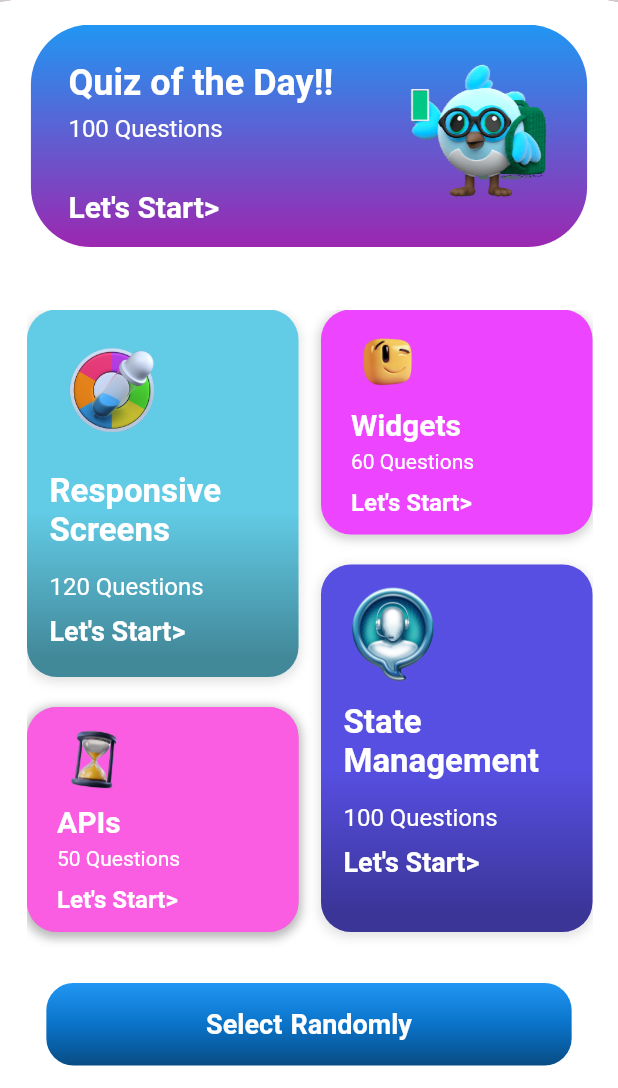
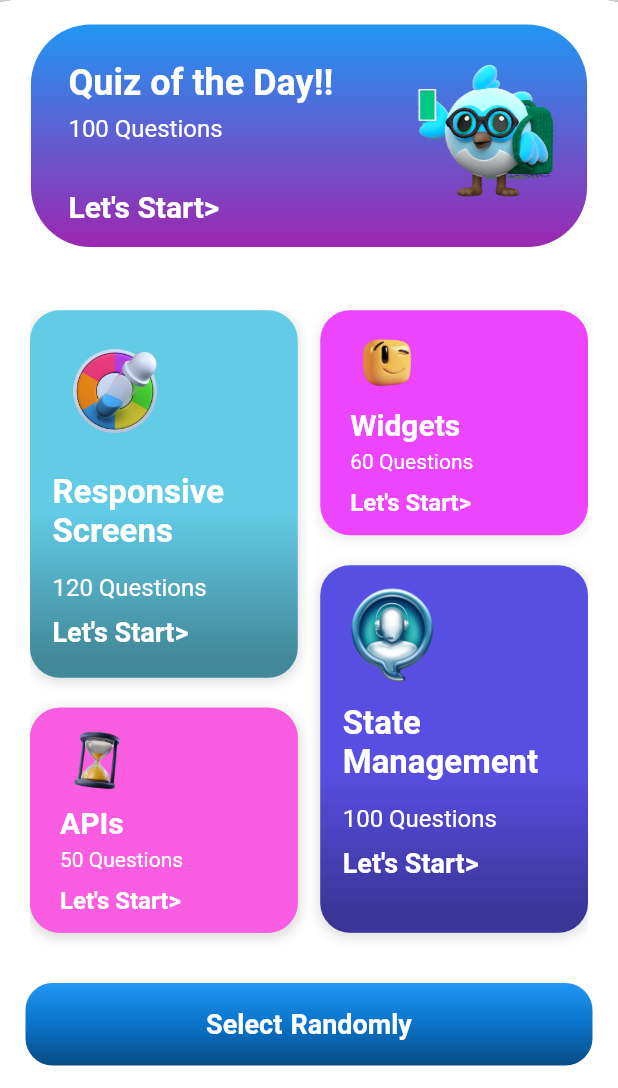
Before and after one commit to iluv27/flutter_trivia, a Flutter app: the QuizHomeScreen screen opened directly, on a phone screen of 412 x 824 dp, the part 148-1236 px from its top. Run offline on Flutter 3.47's test engine with Material 2 defaults, Android fonts, the light colour scheme and no system bars; drawn by our look-alikes of flutter_layout_grid; our stand-ins replace animated_text_kit.

Commit message:
New Commit

```diff
--- a/lib/home/first_screen.dart
+++ b/lib/home/first_screen.dart
@@ -25,12 +25,13 @@ class _QuizHomeScreenState extends State<QuizHomeScreen> {
           gradientEnd: Colors.purple,
         ),
         backgroundColor: Colors.white,
-        body: Padding(
-          padding: const EdgeInsets.symmetric(vertical: 15.0, horizontal: 8),
-          child: Stack(
+        body: Stack(
           children: [
             //THE TOP CARD
-              Align(
+            Padding(
+              padding:
+                  const EdgeInsets.symmetric(vertical: 15.0, horizontal: 8),
+              child: Align(
                 alignment: Alignment.topCenter,
                 child: Container(
                   width: MediaQuery.of(context).size.width * 0.9,
@@ -82,7 +83,7 @@ class _QuizHomeScreenState extends State<QuizHomeScreen> {
                         ),
                         Positioned(
                           bottom: 20,
-                          left: 160,
+                          left: MediaQuery.of(context).size.width * 0.4,
                           child: Image.asset(
                             'images/dash1.png',
                             scale: 3,
@@ -93,18 +94,25 @@ class _QuizHomeScreenState extends State<QuizHomeScreen> {
                   ),
                 ),
               ),
+            ),
             Positioned(
               height: MediaQuery.of(context).size.height * 0.52,
               width: MediaQuery.of(context).size.width,
-                top: 190,
+              bottom: 90,
               child: const Padding(
-                  padding: EdgeInsets.only(left: 10.0, right: 25),
+                padding: EdgeInsets.only(left: 20.0, right: 20),
                 child: PietPainting(),
               ),
             ),
 
             Align(
               alignment: Alignment.bottomCenter,
+              child: Container(
+                color: Colors.white,
+                width: MediaQuery.of(context).size.width,
+                child: Padding(
+                  padding: const EdgeInsets.symmetric(
+                      vertical: 15.0, horizontal: 17),
                   child: Container(
                     decoration: const ShapeDecoration(
                       shape: RoundedRectangleBorder(
@@ -132,7 +140,7 @@ class _QuizHomeScreenState extends State<QuizHomeScreen> {
                       }),
                       style: ButtonStyle(
                         minimumSize: MaterialStateProperty.all<Size>(
-                            Size(MediaQuery.of(context).size.width * 0.85, 55)),
+                            Size(MediaQuery.of(context).size.width * 0.9, 55)),
                         shape:
                             MaterialStateProperty.all<RoundedRectangleBorder>(
                           RoundedRectangleBorder(
@@ -151,9 +159,11 @@ class _QuizHomeScreenState extends State<QuizHomeScreen> {
                             wordSpacing: 1),
                       ),
                     ),
-                  )),
+                  ),
+                ),
+              ),
+            ),
           ],
-          ),
         ),
       ),
     );
@@ -189,7 +199,7 @@ class ShortCard extends StatelessWidget {
           borderRadius: BorderRadius.circular(20.0),
           boxShadow: [
             BoxShadow(
-              color: Colors.grey.withOpacity(0.5),
+              color: Colors.grey.withOpacity(0.2),
               blurRadius: 5,
               spreadRadius: 1,
               offset: const Offset(0, 2),
```
Also changed, not shown: lib/question_One/question1.dart (+94 -65 lines). Lines whose indentation alone changed are shown as unchanged.
